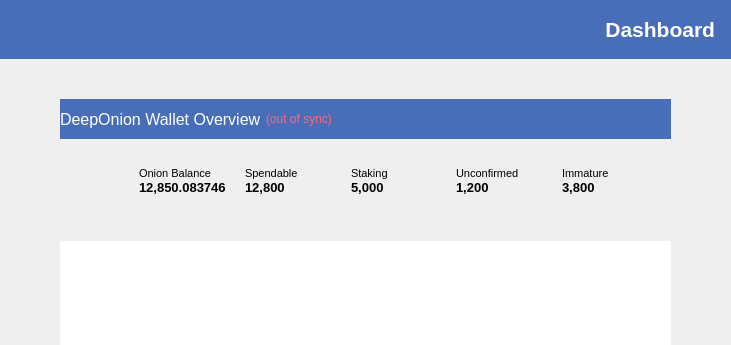
First picture: the form in src/qt/forms/overviewpage.ui, repository deeponion/deeponion, before the edit; both pictures show x 0 to 731 and y 0 to 345 of the 731 by 582 pixel window.
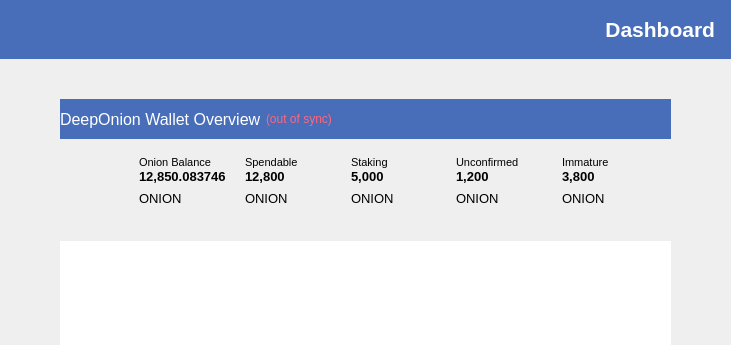
Second picture: the form after the edit. Icons and pictures are not drawn.

Commit message: fixed balance display issue

The edit to the form file:
```diff
--- a/src/qt/forms/overviewpage.ui
+++ b/src/qt/forms/overviewpage.ui
@@ -315,6 +315,21 @@
                        </property>
                       </widget>
                      </item>
+                     <item>
+                      <widget class="QLabel" name="labelTotalUnit">
+                       <property name="font">
+                        <font>
+                         <pointsize>10</pointsize>
+                        </font>
+                       </property>
+                       <property name="text">
+                        <string>ONION</string>
+                       </property>
+                       <property name="alignment">
+                        <set>Qt::AlignLeading|Qt::AlignLeft|Qt::AlignTop</set>
+                       </property>
+                      </widget>
+                     </item>
                     </layout>
                    </item>
                    <item>
@@ -360,6 +375,21 @@
                        </property>
                       </widget>
                      </item>
+                     <item>
+                      <widget class="QLabel" name="labelBalanceUnit">
+                       <property name="font">
+                        <font>
+                         <pointsize>10</pointsize>
+                        </font>
+                       </property>
+                       <property name="text">
+                        <string>ONION</string>
+                       </property>
+                       <property name="alignment">
+                        <set>Qt::AlignLeading|Qt::AlignLeft|Qt::AlignTop</set>
+                       </property>
+                      </widget>
+                     </item>
                     </layout>
                    </item>
                    <item>
@@ -405,6 +435,21 @@
                        </property>
                       </widget>
                      </item>
+                     <item>
+                      <widget class="QLabel" name="labelStakeUnit">
+                       <property name="font">
+                        <font>
+                         <pointsize>10</pointsize>
+                        </font>
+                       </property>
+                       <property name="text">
+                        <string>ONION</string>
+                       </property>
+                       <property name="alignment">
+                        <set>Qt::AlignLeading|Qt::AlignLeft|Qt::AlignTop</set>
+                       </property>
+                      </widget>
+                     </item>
                     </layout>
                    </item>
                    <item>
@@ -450,6 +495,21 @@
                        </property>
                       </widget>
                      </item>
+                     <item>
+                      <widget class="QLabel" name="labelUnconfirmedUnit">
+                       <property name="font">
+                        <font>
+                         <pointsize>10</pointsize>
+                        </font>
+                       </property>
+                       <property name="text">
+                        <string>ONION</string>
+                       </property>
+                       <property name="alignment">
+                        <set>Qt::AlignLeading|Qt::AlignLeft|Qt::AlignTop</set>
+                       </property>
+                      </widget>
+                     </item>
                     </layout>
                    </item>
                    <item>
@@ -495,6 +555,21 @@
                        </property>
                       </widget>
                      </item>
+                     <item>
+                      <widget class="QLabel" name="labelImmatureUnit">
+                       <property name="font">
+                        <font>
+                         <pointsize>10</pointsize>
+                        </font>
+                       </property>
+                       <property name="text">
+                        <string>ONION</string>
+                       </property>
+                       <property name="alignment">
+                        <set>Qt::AlignLeading|Qt::AlignLeft|Qt::AlignTop</set>
+                       </property>
+                      </widget>
+                     </item>
                     </layout>
                    </item>
                   </layout>
```
The commit also changes 2 other files.
